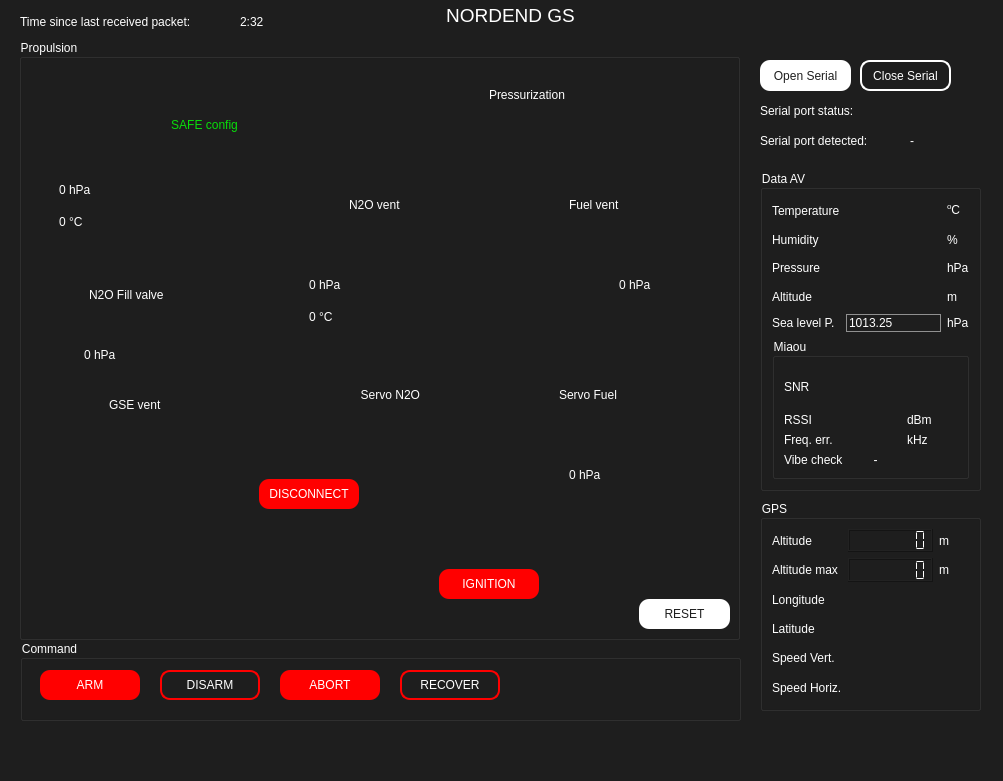
Old version of the form UI/GS2023.ui in the repository MorgesHAB/ERT2023GS.
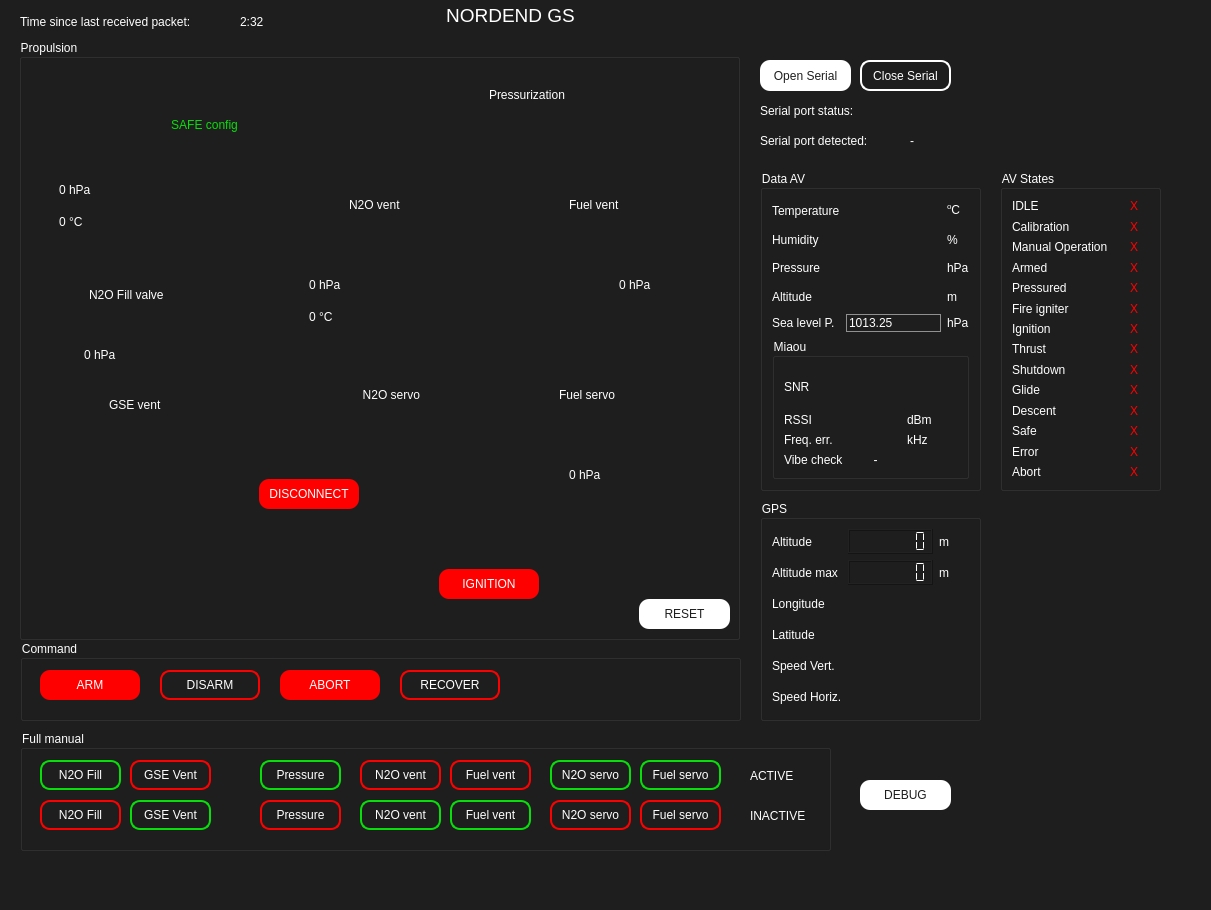
New version of the form. Icons and pictures are not drawn.

Commit message: Add 14 manual valve cmd, AV state table

The edit to the form file:
```diff
--- a/UI/GS2023.ui
+++ b/UI/GS2023.ui
@@ -9,8 +9,8 @@
    <rect>
     <x>0</x>
     <y>0</y>
-    <width>1003</width>
-    <height>781</height>
+    <width>1211</width>
+    <height>910</height>
    </rect>
   </property>
   <property name="windowTitle">
@@ -575,7 +575,7 @@
 </string>
      </property>
      <property name="text">
-      <string>Servo N2O</string>
+      <string>N2O servo</string>
      </property>
      <property name="alignment">
       <set>Qt::AlignRight|Qt::AlignTrailing|Qt::AlignVCenter</set>
@@ -596,7 +596,7 @@
 </string>
      </property>
      <property name="text">
-      <string>Servo Fuel</string>
+      <string>Fuel servo</string>
      </property>
     </widget>
     <widget class="QPushButton" name="AV_servo_N2O">
@@ -1232,7 +1232,7 @@
       <x>760</x>
       <y>500</y>
       <width>221</width>
-      <height>211</height>
+      <height>221</height>
      </rect>
     </property>
     <property name="styleSheet">
@@ -1384,6 +1384,1008 @@
      </item>
     </layout>
    </widget>
+   <widget class="QGroupBox" name="av_states_box">
+    <property name="geometry">
+     <rect>
+      <x>1000</x>
+      <y>170</y>
+      <width>161</width>
+      <height>321</height>
+     </rect>
+    </property>
+    <property name="title">
+     <string>AV States</string>
+    </property>
+    <layout class="QGridLayout" name="gridLayout_11">
+     <item row="8" column="1">
+      <widget class="QLabel" name="st_shutdown">
+       <property name="minimumSize">
+        <size>
+         <width>30</width>
+         <height>0</height>
+        </size>
+       </property>
+       <property name="maximumSize">
+        <size>
+         <width>23</width>
+         <height>16777215</height>
+        </size>
+       </property>
+       <property name="styleSheet">
+        <string notr="true">color: rgb(255, 0, 0);</string>
+       </property>
+       <property name="text">
+        <string>X</string>
+       </property>
+       <property name="alignment">
+        <set>Qt::AlignCenter</set>
+       </property>
+      </widget>
+     </item>
+     <item row="4" column="1">
+      <widget class="QLabel" name="st_pressured">
+       <property name="minimumSize">
+        <size>
+         <width>30</width>
+         <height>0</height>
+        </size>
+       </property>
+       <property name="maximumSize">
+        <size>
+         <width>23</width>
+         <height>16777215</height>
+        </size>
+       </property>
+       <property name="styleSheet">
+        <string notr="true">color: rgb(255, 0, 0);</string>
+       </property>
+       <property name="text">
+        <string>X</string>
+       </property>
+       <property name="alignment">
+        <set>Qt::AlignCenter</set>
+       </property>
+      </widget>
+     </item>
+     <item row="1" column="1">
+      <widget class="QLabel" name="st_calibration">
+       <property name="minimumSize">
+        <size>
+         <width>30</width>
+         <height>0</height>
+        </size>
+       </property>
+       <property name="maximumSize">
+        <size>
+         <width>23</width>
+         <height>16777215</height>
+        </size>
+       </property>
+       <property name="styleSheet">
+        <string notr="true">color: rgb(255, 0, 0);</string>
+       </property>
+       <property name="text">
+        <string>X</string>
+       </property>
+       <property name="alignment">
+        <set>Qt::AlignCenter</set>
+       </property>
+      </widget>
+     </item>
+     <item row="6" column="1">
+      <widget class="QLabel" name="st_ignition">
+       <property name="minimumSize">
+        <size>
+         <width>30</width>
+         <height>0</height>
+        </size>
+       </property>
+       <property name="maximumSize">
+        <size>
+         <width>23</width>
+         <height>16777215</height>
+        </size>
+       </property>
+       <property name="styleSheet">
+        <string notr="true">color: rgb(255, 0, 0);</string>
+       </property>
+       <property name="text">
+        <string>X</string>
+       </property>
+       <property name="alignment">
+        <set>Qt::AlignCenter</set>
+       </property>
+      </widget>
+     </item>
+     <item row="7" column="0">
+      <widget class="QLabel" name="thrust_label">
+       <property name="text">
+        <string>Thrust</string>
+       </property>
+      </widget>
+     </item>
+     <item row="2" column="1">
+      <widget class="QLabel" name="st_manual_operation">
+       <property name="minimumSize">
+        <size>
+         <width>30</width>
+         <height>0</height>
+        </size>
+       </property>
+       <property name="maximumSize">
+        <size>
+         <width>23</width>
+         <height>16777215</height>
+        </size>
+       </property>
+       <property name="styleSheet">
+        <string notr="true">color: rgb(255, 0, 0);</string>
+       </property>
+       <property name="text">
+        <string>X</string>
+       </property>
+       <property name="alignment">
+        <set>Qt::AlignCenter</set>
+       </property>
+      </widget>
+     </item>
+     <item row="5" column="0">
+      <widget class="QLabel" name="fire_igniter_label">
+       <property name="text">
+        <string>Fire igniter</string>
+       </property>
+      </widget>
+     </item>
+     <item row="11" column="0">
+      <widget class="QLabel" name="safe_label">
+       <property name="text">
+        <string>Safe</string>
+       </property>
+      </widget>
+     </item>
+     <item row="0" column="1">
+      <widget class="QLabel" name="st_idle">
+       <property name="minimumSize">
+        <size>
+         <width>30</width>
+         <height>0</height>
+        </size>
+       </property>
+       <property name="maximumSize">
+        <size>
+         <width>23</width>
+         <height>16777215</height>
+        </size>
+       </property>
+       <property name="styleSheet">
+        <string notr="true">color: rgb(255, 0, 0);</string>
+       </property>
+       <property name="text">
+        <string>X</string>
+       </property>
+       <property name="alignment">
+        <set>Qt::AlignCenter</set>
+       </property>
+      </widget>
+     </item>
+     <item row="3" column="0">
+      <widget class="QLabel" name="armed_label">
+       <property name="text">
+        <string>Armed</string>
+       </property>
+      </widget>
+     </item>
+     <item row="2" column="0">
+      <widget class="QLabel" name="manual_opration_label">
+       <property name="styleSheet">
+        <string notr="true"/>
+       </property>
+       <property name="text">
+        <string>Manual Operation</string>
+       </property>
+      </widget>
+     </item>
+     <item row="9" column="1">
+      <widget class="QLabel" name="st_glide">
+       <property name="minimumSize">
+        <size>
+         <width>30</width>
+         <height>0</height>
+        </size>
+       </property>
+       <property name="maximumSize">
+        <size>
+         <width>23</width>
+         <height>16777215</height>
+        </size>
+       </property>
+       <property name="styleSheet">
+        <string notr="true">color: rgb(255, 0, 0);</string>
+       </property>
+       <property name="text">
+        <string>X</string>
+       </property>
+       <property name="alignment">
+        <set>Qt::AlignCenter</set>
+       </property>
+      </widget>
+     </item>
+     <item row="7" column="1">
+      <widget class="QLabel" name="st_thrust">
+       <property name="minimumSize">
+        <size>
+         <width>30</width>
+         <height>0</height>
+        </size>
+       </property>
+       <property name="maximumSize">
+        <size>
+         <width>23</width>
+         <height>16777215</height>
+        </size>
+       </property>
+       <property name="styleSheet">
+        <string notr="true">color: rgb(255, 0, 0);</string>
+       </property>
+       <property name="text">
+        <string>X</string>
+       </property>
+       <property name="alignment">
+        <set>Qt::AlignCenter</set>
+       </property>
+      </widget>
+     </item>
+     <item row="10" column="0">
+      <widget class="QLabel" name="descent_label">
+       <property name="text">
+        <string>Descent</string>
+       </property>
+      </widget>
+     </item>
+     <item row="12" column="0">
+      <widget class="QLabel" name="error_label">
+       <property name="text">
+        <string>Error</string>
+       </property>
+      </widget>
+     </item>
+     <item row="3" column="1">
+      <widget class="QLabel" name="st_armed">
+       <property name="minimumSize">
+        <size>
+         <width>30</width>
+         <height>0</height>
+        </size>
+       </property>
+       <property name="maximumSize">
+        <size>
+         <width>23</width>
+         <height>16777215</height>
+        </size>
+       </property>
+       <property name="styleSheet">
+        <string notr="true">color: rgb(255, 0, 0);</string>
+       </property>
+       <property name="text">
+        <string>X</string>
+       </property>
+       <property name="alignment">
+        <set>Qt::AlignCenter</set>
+       </property>
+      </widget>
+     </item>
+     <item row="6" column="0">
+      <widget class="QLabel" name="ignition_label">
+       <property name="text">
+        <string>Ignition</string>
+       </property>
+      </widget>
+     </item>
+     <item row="1" column="0">
+      <widget class="QLabel" name="calibration_label">
+       <property name="styleSheet">
+        <string notr="true"/>
+       </property>
+       <property name="text">
+        <string>Calibration</string>
+       </property>
+      </widget>
+     </item>
+     <item row="0" column="0">
+      <widget class="QLabel" name="idle_labe">
+       <property name="text">
+        <string>IDLE</string>
+       </property>
+      </widget>
+     </item>
+     <item row="9" column="0">
+      <widget class="QLabel" name="glide_label">
+       <property name="text">
+        <string>Glide</string>
+       </property>
+      </widget>
+     </item>
+     <item row="8" column="0">
+      <widget class="QLabel" name="shutdown_label">
+       <property name="text">
+        <string>Shutdown</string>
+       </property>
+      </widget>
+     </item>
+     <item row="4" column="0">
+      <widget class="QLabel" name="pressured_label">
+       <property name="text">
+        <string>Pressured</string>
+       </property>
+      </widget>
+     </item>
+     <item row="5" column="1">
+      <widget class="QLabel" name="st_fire_igniter">
+       <property name="minimumSize">
+        <size>
+         <width>30</width>
+         <height>0</height>
+        </size>
+       </property>
+       <property name="maximumSize">
+        <size>
+         <width>23</width>
+         <height>16777215</height>
+        </size>
+       </property>
+       <property name="styleSheet">
+        <string notr="true">color: rgb(255, 0, 0);</string>
+       </property>
+       <property name="text">
+        <string>X</string>
+       </property>
+       <property name="alignment">
+        <set>Qt::AlignCenter</set>
+       </property>
+      </widget>
+     </item>
+     <item row="13" column="0">
+      <widget class="QLabel" name="abort_label">
+       <property name="text">
+        <string>Abort</string>
+       </property>
+      </widget>
+     </item>
+     <item row="10" column="1">
+      <widget class="QLabel" name="st_descent">
+       <property name="minimumSize">
+        <size>
+         <width>30</width>
+         <height>0</height>
+        </size>
+       </property>
+       <property name="maximumSize">
+        <size>
+         <width>23</width>
+         <height>16777215</height>
+        </size>
+       </property>
+       <property name="styleSheet">
+        <string notr="true">color: rgb(255, 0, 0);</string>
+       </property>
+       <property name="text">
+        <string>X</string>
+       </property>
+       <property name="alignment">
+        <set>Qt::AlignCenter</set>
+       </property>
+      </widget>
+     </item>
+     <item row="11" column="1">
+      <widget class="QLabel" name="st_safe">
+       <property name="minimumSize">
+        <size>
+         <width>30</width>
+         <height>0</height>
+        </size>
+       </property>
+       <property name="maximumSize">
+        <size>
+         <width>23</width>
+         <height>16777215</height>
+        </size>
+       </property>
+       <property name="styleSheet">
+        <string notr="true">color: rgb(255, 0, 0);</string>
+       </property>
+       <property name="text">
+        <string>X</string>
+       </property>
+       <property name="alignment">
+        <set>Qt::AlignCenter</set>
+       </property>
+      </widget>
+     </item>
+     <item row="12" column="1">
+      <widget class="QLabel" name="st_error">
+       <property name="minimumSize">
+        <size>
+         <width>30</width>
+         <height>0</height>
+        </size>
+       </property>
+       <property name="maximumSize">
+        <size>
+         <width>23</width>
+         <height>16777215</height>
+        </size>
+       </property>
+       <property name="styleSheet">
+        <string notr="true">color: rgb(255, 0, 0);</string>
+       </property>
+       <property name="text">
+        <string>X</string>
+       </property>
+       <property name="alignment">
+        <set>Qt::AlignCenter</set>
+       </property>
+      </widget>
+     </item>
+     <item row="13" column="1">
+      <widget class="QLabel" name="st_abort">
+       <property name="minimumSize">
+        <size>
+         <width>30</width>
+         <height>0</height>
+        </size>
+       </property>
+       <property name="maximumSize">
+        <size>
+         <width>23</width>
+         <height>16777215</height>
+        </size>
+       </property>
+       <property name="styleSheet">
+        <string notr="true">color: rgb(255, 0, 0);</string>
+       </property>
+       <property name="text">
+        <string>X</string>
+       </property>
+       <property name="alignment">
+        <set>Qt::AlignCenter</set>
+       </property>
+      </widget>
+     </item>
+    </layout>
+   </widget>
+   <widget class="QPushButton" name="debug_button">
+    <property name="geometry">
+     <rect>
+      <x>860</x>
+      <y>780</y>
+      <width>91</width>
+      <height>30</height>
+     </rect>
+    </property>
+    <property name="styleSheet">
+     <string notr="true">QPushButton{
+color: rgb(30, 30, 30);
+font: 9pt &quot;Verdana&quot;;
+border-radius: 10px;
+background: white;
+}
+QPushButton:hover {
+font: 700 9pt &quot;Verdana&quot;;
+}
+QPushButton:pressed {
+font: 700 9pt &quot;Verdana&quot;;
+color: white;
+background: transparent;
+border: 3px  solid white;
+}
+
+QPushButton:focus{
+border: none;
+}
+
+</string>
+    </property>
+    <property name="text">
+     <string>DEBUG</string>
+    </property>
+   </widget>
+   <widget class="QGroupBox" name="groupBox_4">
+    <property name="geometry">
+     <rect>
+      <x>20</x>
+      <y>730</y>
+      <width>811</width>
+      <height>121</height>
+     </rect>
+    </property>
+    <property name="title">
+     <string>Full manual</string>
+    </property>
+    <widget class="QPushButton" name="cmd_active_N2O_fill">
+     <property name="geometry">
+      <rect>
+       <x>20</x>
+       <y>30</y>
+       <width>81</width>
+       <height>30</height>
+      </rect>
+     </property>
+     <property name="styleSheet">
+      <string notr="true">QPushButton{
+color: white;
+font: 9pt &quot;Verdana&quot;;
+border-radius: 10px;
+border: 2px  solid rgb(8, 222, 10);;
+}
+QPushButton:hover {
+font: 700 9pt &quot;Verdana&quot;;
+}
+QPushButton:pressed {
+font: 700 9pt &quot;Verdana&quot;;
+background: rgb(8, 222, 10);;
+color: black;
+}</string>
+     </property>
+     <property name="text">
+      <string>N2O Fill</string>
+     </property>
+     <property name="flat">
+      <bool>false</bool>
+     </property>
+    </widget>
+    <widget class="QPushButton" name="cmd_inactive_N2O_fill">
+     <property name="geometry">
+      <rect>
+       <x>20</x>
+       <y>70</y>
+       <width>81</width>
+       <height>30</height>
+      </rect>
+     </property>
+     <property name="styleSheet">
+      <string notr="true">QPushButton{
+color: white;
+font: 9pt &quot;Verdana&quot;;
+border-radius: 10px;
+border: 2px  solid red;
+}
+QPushButton:hover {
+font: 700 9pt &quot;Verdana&quot;;
+}
+QPushButton:pressed {
+font: 700 9pt &quot;Verdana&quot;;
+background: red;
+color: black;
+}</string>
+     </property>
+     <property name="text">
+      <string>N2O Fill</string>
+     </property>
+     <property name="flat">
+      <bool>false</bool>
+     </property>
+    </widget>
+    <widget class="QPushButton" name="cmd_active_GSE_vent">
+     <property name="geometry">
+      <rect>
+       <x>110</x>
+       <y>30</y>
+       <width>81</width>
+       <height>30</height>
+      </rect>
+     </property>
+     <property name="styleSheet">
+      <string notr="true">QPushButton{
+color: white;
+font: 9pt &quot;Verdana&quot;;
+border-radius: 10px;
+border: 2px  solid red;
+}
+QPushButton:hover {
+font: 700 9pt &quot;Verdana&quot;;
+}
+QPushButton:pressed {
+font: 700 9pt &quot;Verdana&quot;;
+background: red;
+color: black;
+}</string>
+     </property>
+     <property name="text">
+      <string>GSE Vent</string>
+     </property>
+     <property name="flat">
+      <bool>false</bool>
+     </property>
+    </widget>
+    <widget class="QPushButton" name="cmd_inactive_GSE_vent">
+     <property name="geometry">
+      <rect>
+       <x>110</x>
+       <y>70</y>
+       <width>81</width>
+       <height>30</height>
+      </rect>
+     </property>
+     <property name="styleSheet">
+      <string notr="true">QPushButton{
+color: white;
+font: 9pt &quot;Verdana&quot;;
+border-radius: 10px;
+border: 2px  solid rgb(8, 222, 10);;
+}
+QPushButton:hover {
+font: 700 9pt &quot;Verdana&quot;;
+}
+QPushButton:pressed {
+font: 700 9pt &quot;Verdana&quot;;
+background: rgb(8, 222, 10);;
+color: black;
+}</string>
+     </property>
+     <property name="text">
+      <string>GSE Vent</string>
+     </property>
+     <property name="flat">
+      <bool>false</bool>
+     </property>
+    </widget>
+    <widget class="QPushButton" name="cmd_inactive_pressurization">
+     <property name="geometry">
+      <rect>
+       <x>240</x>
+       <y>70</y>
+       <width>81</width>
+       <height>30</height>
+      </rect>
+     </property>
+     <property name="styleSheet">
+      <string notr="true">QPushButton{
+color: white;
+font: 9pt &quot;Verdana&quot;;
+border-radius: 10px;
+border: 2px  solid red;
+}
+QPushButton:hover {
+font: 700 9pt &quot;Verdana&quot;;
+}
+QPushButton:pressed {
+font: 700 9pt &quot;Verdana&quot;;
+background: red;
+color: black;
+}</string>
+     </property>
+     <property name="text">
+      <string>Pressure</string>
+     </property>
+     <property name="flat">
+      <bool>false</bool>
+     </property>
+    </widget>
+    <widget class="QPushButton" name="cmd_active_pressurization">
+     <property name="geometry">
+      <rect>
+       <x>240</x>
+       <y>30</y>
+       <width>81</width>
+       <height>30</height>
+      </rect>
+     </property>
+     <property name="styleSheet">
+      <string notr="true">QPushButton{
+color: white;
+font: 9pt &quot;Verdana&quot;;
+border-radius: 10px;
+border: 2px  solid rgb(8, 222, 10);;
+}
+QPushButton:hover {
+font: 700 9pt &quot;Verdana&quot;;
+}
+QPushButton:pressed {
+font: 700 9pt &quot;Verdana&quot;;
+background: rgb(8, 222, 10);;
+color: black;
+}</string>
+     </property>
+     <property name="text">
+      <string>Pressure</string>
+     </property>
+     <property name="flat">
+      <bool>false</bool>
+     </property>
+    </widget>
+    <widget class="QPushButton" name="cmd_active_N2O_vent">
+     <property name="geometry">
+      <rect>
+       <x>340</x>
+       <y>30</y>
+       <width>81</width>
+       <height>30</height>
+      </rect>
+     </property>
+     <property name="styleSheet">
+      <string notr="true">QPushButton{
+color: white;
+font: 9pt &quot;Verdana&quot;;
+border-radius: 10px;
+border: 2px  solid red;
+}
+QPushButton:hover {
+font: 700 9pt &quot;Verdana&quot;;
+}
+QPushButton:pressed {
+font: 700 9pt &quot;Verdana&quot;;
+background: red;
+color: black;
+}</string>
+     </property>
+     <property name="text">
+      <string>N2O vent</string>
+     </property>
+     <property name="flat">
+      <bool>false</bool>
+     </property>
+    </widget>
+    <widget class="QPushButton" name="cmd_inactive_fuel_vent">
+     <property name="geometry">
+      <rect>
+       <x>430</x>
+       <y>70</y>
+       <width>81</width>
+       <height>30</height>
+      </rect>
+     </property>
+     <property name="styleSheet">
+      <string notr="true">QPushButton{
+color: white;
+font: 9pt &quot;Verdana&quot;;
+border-radius: 10px;
+border: 2px  solid rgb(8, 222, 10);;
+}
+QPushButton:hover {
+font: 700 9pt &quot;Verdana&quot;;
+}
+QPushButton:pressed {
+font: 700 9pt &quot;Verdana&quot;;
+background: rgb(8, 222, 10);;
+color: black;
+}</string>
+     </property>
+     <property name="text">
+      <string>Fuel vent</string>
+     </property>
+     <property name="flat">
+      <bool>false</bool>
+     </property>
+    </widget>
+    <widget class="QPushButton" name="cmd_inactive_N2O_vent">
+     <property name="geometry">
+      <rect>
+       <x>340</x>
+       <y>70</y>
+       <width>81</width>
+       <height>30</height>
+      </rect>
+     </property>
+     <property name="styleSheet">
+      <string notr="true">QPushButton{
+color: white;
+font: 9pt &quot;Verdana&quot;;
+border-radius: 10px;
+border: 2px  solid rgb(8, 222, 10);;
+}
+QPushButton:hover {
+font: 700 9pt &quot;Verdana&quot;;
+}
+QPushButton:pressed {
+font: 700 9pt &quot;Verdana&quot;;
+background: rgb(8, 222, 10);;
+color: black;
+}</string>
+     </property>
+     <property name="text">
+      <string>N2O vent</string>
+     </property>
+     <property name="flat">
+      <bool>false</bool>
+     </property>
+    </widget>
+    <widget class="QPushButton" name="cmd_active_fuel_vent">
+     <property name="geometry">
+      <rect>
+       <x>430</x>
+       <y>30</y>
+       <width>81</width>
+       <height>30</height>
+      </rect>
+     </property>
+     <property name="styleSheet">
+      <string notr="true">QPushButton{
+color: white;
+font: 9pt &quot;Verdana&quot;;
+border-radius: 10px;
+border: 2px  solid red;
+}
+QPushButton:hover {
+font: 700 9pt &quot;Verdana&quot;;
+}
+QPushButton:pressed {
+font: 700 9pt &quot;Verdana&quot;;
+background: red;
+color: black;
+}</string>
+     </property>
+     <property name="text">
+      <string>Fuel vent</string>
+     </property>
+     <property name="flat">
+      <bool>false</bool>
+     </property>
+    </widget>
+    <widget class="QPushButton" name="cmd_inactive_N2O_servo">
+     <property name="geometry">
+      <rect>
+       <x>530</x>
+       <y>70</y>
+       <width>81</width>
+       <height>30</height>
+      </rect>
+     </property>
+     <property name="styleSheet">
+      <string notr="true">QPushButton{
+color: white;
+font: 9pt &quot;Verdana&quot;;
+border-radius: 10px;
+border: 2px  solid red;
+}
+QPushButton:hover {
+font: 700 9pt &quot;Verdana&quot;;
+}
+QPushButton:pressed {
+font: 700 9pt &quot;Verdana&quot;;
+background: red;
+color: black;
+}</string>
+     </property>
+     <property name="text">
+      <string>N2O servo</string>
+     </property>
+     <property name="flat">
+      <bool>false</bool>
+     </property>
+    </widget>
+    <widget class="QPushButton" name="cmd_active_N2O_servo">
+     <property name="geometry">
+      <rect>
+       <x>530</x>
+       <y>30</y>
+       <width>81</width>
+       <height>30</height>
+      </rect>
+     </property>
+     <property name="styleSheet">
+      <string notr="true">QPushButton{
+color: white;
+font: 9pt &quot;Verdana&quot;;
+border-radius: 10px;
+border: 2px  solid rgb(8, 222, 10);;
+}
+QPushButton:hover {
+font: 700 9pt &quot;Verdana&quot;;
+}
+QPushButton:pressed {
+font: 700 9pt &quot;Verdana&quot;;
+background: rgb(8, 222, 10);;
+color: black;
+}</string>
+     </property>
+     <property name="text">
+      <string>N2O servo</string>
+     </property>
+     <property name="flat">
+      <bool>false</bool>
+     </property>
+    </widget>
+    <widget class="QPushButton" name="cmd_active_fuel_servo">
+     <property name="geometry">
+      <rect>
+       <x>620</x>
+       <y>30</y>
+       <width>81</width>
+       <height>30</height>
+      </rect>
+     </property>
+     <property name="styleSheet">
+      <string notr="true">QPushButton{
+color: white;
+font: 9pt &quot;Verdana&quot;;
+border-radius: 10px;
+border: 2px  solid rgb(8, 222, 10);;
+}
+QPushButton:hover {
+font: 700 9pt &quot;Verdana&quot;;
+}
+QPushButton:pressed {
+font: 700 9pt &quot;Verdana&quot;;
+background: rgb(8, 222, 10);;
+color: black;
+}</string>
+     </property>
+     <property name="text">
+      <string>Fuel servo</string>
+     </property>
+     <property name="flat">
+      <bool>false</bool>
+     </property>
+    </widget>
+    <widget class="QPushButton" name="cmd_inactive_fuel_servo">
+     <property name="geometry">
+      <rect>
+       <x>620</x>
+       <y>70</y>
+       <width>81</width>
+       <height>30</height>
+      </rect>
+     </property>
+     <property name="styleSheet">
+      <string notr="true">QPushButton{
+color: white;
+font: 9pt &quot;Verdana&quot;;
+border-radius: 10px;
+border: 2px  solid red;
+}
+QPushButton:hover {
+font: 700 9pt &quot;Verdana&quot;;
+}
+QPushButton:pressed {
+font: 700 9pt &quot;Verdana&quot;;
+background: red;
+color: black;
+}</string>
+     </property>
+     <property name="text">
+      <string>Fuel servo</string>
+     </property>
+     <property name="flat">
+      <bool>false</bool>
+     </property>
+    </widget>
+    <widget class="QLabel" name="label_8">
+     <property name="geometry">
+      <rect>
+       <x>730</x>
+       <y>30</y>
+       <width>61</width>
+       <height>31</height>
+      </rect>
+     </property>
+     <property name="styleSheet">
+      <string notr="true">background: transparent;
+font: 9pt &quot;Verdana&quot;;
+</string>
+     </property>
+     <property name="text">
+      <string>ACTIVE</string>
+     </property>
+    </widget>
+    <widget class="QLabel" name="label_9">
+     <property name="geometry">
+      <rect>
+       <x>730</x>
+       <y>70</y>
+       <width>61</width>
+       <height>31</height>
+      </rect>
+     </property>
+     <property name="styleSheet">
+      <string notr="true">background: transparent;
+font: 9pt &quot;Verdana&quot;;
+</string>
+     </property>
+     <property name="text">
+      <string>INACTIVE</string>
+     </property>
+    </widget>
+   </widget>
    <zorder>groupBox_3</zorder>
    <zorder>groupBox_2</zorder>
    <zorder>label_11</zorder>
```
Left out of the diff: 5 changed lines with no effect on the pictures. The commit also changes 2 other files.
